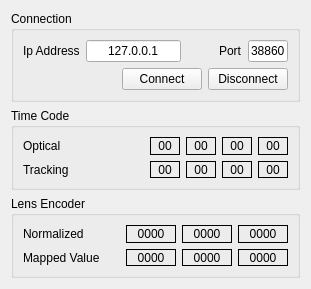
This is src/NCamWidget.ui in diegomazala/NCam as Qt 5 draws it before an edit. The edited form follows.
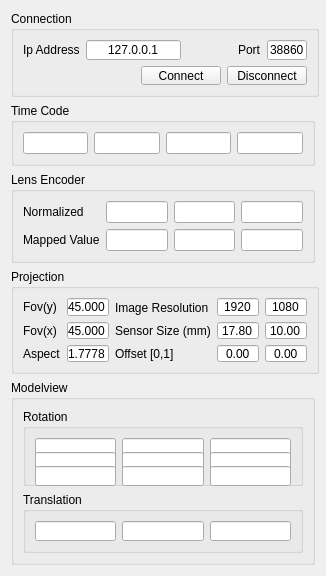
This is the edited form.

What changed in the file:
```diff
--- a/src/NCamWidget.ui
+++ b/src/NCamWidget.ui
@@ -6,22 +6,28 @@
    <rect>
     <x>0</x>
     <y>0</y>
-    <width>311</width>
-    <height>289</height>
+    <width>326</width>
+    <height>576</height>
    </rect>
   </property>
-  <property name="sizePolicy">
-   <sizepolicy hsizetype="Fixed" vsizetype="Fixed">
-    <horstretch>0</horstretch>
-    <verstretch>0</verstretch>
-   </sizepolicy>
+  <property name="minimumSize">
+   <size>
+    <width>326</width>
+    <height>576</height>
+   </size>
   </property>
   <property name="windowTitle">
    <string>NCam Client</string>
   </property>
-  <layout class="QVBoxLayout" name="verticalLayout">
+  <layout class="QVBoxLayout" name="verticalLayout_3">
    <item>
     <widget class="QGroupBox" name="connectionGroupBox">
+     <property name="minimumSize">
+      <size>
+       <width>308</width>
+       <height>86</height>
+      </size>
+     </property>
      <property name="title">
       <string>Connection</string>
      </property>
@@ -161,210 +167,18 @@
      <property name="title">
       <string>Time Code</string>
      </property>
-     <layout class="QGridLayout" name="gridLayout">
-      <item row="0" column="0">
-       <widget class="QLabel" name="opticalTimeCodeLabel">
-        <property name="frameShape">
-         <enum>QFrame::NoFrame</enum>
-        </property>
-        <property name="frameShadow">
-         <enum>QFrame::Plain</enum>
-        </property>
-        <property name="text">
-         <string>Optical</string>
-        </property>
-       </widget>
+     <layout class="QHBoxLayout" name="horizontalLayout">
+      <item>
+       <widget class="QLineEdit" name="timeCodeHourLineEdit"/>
       </item>
-      <item row="0" column="1">
-       <layout class="QHBoxLayout" name="horizontalLayout">
-        <item>
-         <widget class="QLabel" name="opticalTimeCodeHourLabel">
-          <property name="minimumSize">
-           <size>
-            <width>30</width>
-            <height>0</height>
-           </size>
-          </property>
-          <property name="frameShape">
-           <enum>QFrame::Box</enum>
-          </property>
-          <property name="frameShadow">
-           <enum>QFrame::Plain</enum>
-          </property>
-          <property name="text">
-           <string>00</string>
-          </property>
-          <property name="alignment">
-           <set>Qt::AlignCenter</set>
-          </property>
-         </widget>
-        </item>
-        <item>
-         <widget class="QLabel" name="opticalTimeCodeMinLabel">
-          <property name="minimumSize">
-           <size>
-            <width>30</width>
-            <height>0</height>
-           </size>
-          </property>
-          <property name="frameShape">
-           <enum>QFrame::Box</enum>
-          </property>
-          <property name="frameShadow">
-           <enum>QFrame::Plain</enum>
-          </property>
-          <property name="text">
-           <string>00</string>
-          </property>
-          <property name="alignment">
-           <set>Qt::AlignCenter</set>
-          </property>
-         </widget>
-        </item>
-        <item>
-         <widget class="QLabel" name="opticalTimeCodeSecLabel">
-          <property name="minimumSize">
-           <size>
-            <width>30</width>
-            <height>0</height>
-           </size>
-          </property>
-          <property name="frameShape">
-           <enum>QFrame::Box</enum>
-          </property>
-          <property name="frameShadow">
-           <enum>QFrame::Plain</enum>
-          </property>
-          <property name="text">
-           <string>00</string>
-          </property>
-          <property name="alignment">
-           <set>Qt::AlignCenter</set>
-          </property>
-         </widget>
-        </item>
-        <item>
-         <widget class="QLabel" name="opticalTimeCodeFrameLabel">
-          <property name="minimumSize">
-           <size>
-            <width>30</width>
-            <height>0</height>
-           </size>
-          </property>
-          <property name="frameShape">
-           <enum>QFrame::Box</enum>
-          </property>
-          <property name="frameShadow">
-           <enum>QFrame::Plain</enum>
-          </property>
-          <property name="text">
-           <string>00</string>
-          </property>
-          <property name="alignment">
-           <set>Qt::AlignCenter</set>
-          </property>
-         </widget>
-        </item>
-       </layout>
+      <item>
+       <widget class="QLineEdit" name="timeCodeMinLineEdit"/>
       </item>
-      <item row="1" column="0">
-       <widget class="QLabel" name="trackingTimeCodeLabel">
-        <property name="text">
-         <string>Tracking</string>
-        </property>
-       </widget>
+      <item>
+       <widget class="QLineEdit" name="timeCodeSecLineEdit"/>
       </item>
-      <item row="1" column="1">
-       <layout class="QHBoxLayout" name="trackingTimeCodeHorizontalLayout">
-        <item>
-         <widget class="QLabel" name="trackingTimeCodeHourLabel">
-          <property name="minimumSize">
-           <size>
-            <width>30</width>
-            <height>0</height>
-           </size>
-          </property>
-          <property name="frameShape">
-           <enum>QFrame::Box</enum>
-          </property>
-          <property name="frameShadow">
-           <enum>QFrame::Plain</enum>
-          </property>
-          <property name="text">
-           <string>00</string>
-          </property>
-          <property name="alignment">
-           <set>Qt::AlignCenter</set>
-          </property>
-         </widget>
-        </item>
-        <item>
-         <widget class="QLabel" name="trackingTimeCodeMinLabel">
-          <property name="minimumSize">
-           <size>
-            <width>30</width>
-            <height>0</height>
-           </size>
-          </property>
-          <property name="frameShape">
-           <enum>QFrame::Box</enum>
-          </property>
-          <property name="frameShadow">
-           <enum>QFrame::Plain</enum>
-          </property>
-          <property name="text">
-           <string>00</string>
-          </property>
-          <property name="alignment">
-           <set>Qt::AlignCenter</set>
-          </property>
-         </widget>
-        </item>
-        <item>
-         <widget class="QLabel" name="trackingTimeCodeSecLabel">
-          <property name="minimumSize">
-           <size>
-            <width>30</width>
-            <height>0</height>
-           </size>
-          </property>
-          <property name="frameShape">
-           <enum>QFrame::Box</enum>
-          </property>
-          <property name="frameShadow">
-           <enum>QFrame::Plain</enum>
-          </property>
-          <property name="text">
-           <string>00</string>
-          </property>
-          <property name="alignment">
-           <set>Qt::AlignCenter</set>
-          </property>
-         </widget>
-        </item>
-        <item>
-         <widget class="QLabel" name="trackingTimeCodeFrameLabel">
-          <property name="minimumSize">
-           <size>
-            <width>30</width>
-            <height>0</height>
-           </size>
-          </property>
-          <property name="frameShape">
-           <enum>QFrame::Box</enum>
-          </property>
-          <property name="frameShadow">
-           <enum>QFrame::Plain</enum>
-          </property>
-          <property name="text">
-           <string>00</string>
-          </property>
-          <property name="alignment">
-           <set>Qt::AlignCenter</set>
-          </property>
-         </widget>
-        </item>
-       </layout>
+      <item>
+       <widget class="QLineEdit" name="timeCodeFrameLineEdit"/>
       </item>
      </layout>
     </widget>
@@ -391,79 +205,13 @@
       <item row="0" column="1">
        <layout class="QHBoxLayout" name="lensEncoderHorizontalLayout">
         <item>
-         <widget class="QLabel" name="zoomNormalizedLabel">
-          <property name="minimumSize">
-           <size>
-            <width>50</width>
-            <height>0</height>
-           </size>
-          </property>
-          <property name="autoFillBackground">
-           <bool>false</bool>
-          </property>
-          <property name="frameShape">
-           <enum>QFrame::Box</enum>
-          </property>
-          <property name="frameShadow">
-           <enum>QFrame::Plain</enum>
-          </property>
-          <property name="text">
-           <string>0000</string>
-          </property>
-          <property name="alignment">
-           <set>Qt::AlignCenter</set>
-          </property>
-         </widget>
+         <widget class="QLineEdit" name="zoomNormalizedLineEdit"/>
         </item>
         <item>
-         <widget class="QLabel" name="focusNormalizedLabel">
-          <property name="minimumSize">
-           <size>
-            <width>50</width>
-            <height>0</height>
-           </size>
-          </property>
-          <property name="autoFillBackground">
-           <bool>false</bool>
-          </property>
-          <property name="frameShape">
-           <enum>QFrame::Box</enum>
-          </property>
-          <property name="frameShadow">
-           <enum>QFrame::Plain</enum>
-          </property>
-          <property name="text">
-           <string>0000</string>
-          </property>
-          <property name="alignment">
-           <set>Qt::AlignCenter</set>
-          </property>
-         </widget>
+         <widget class="QLineEdit" name="focusNormalizedLineEdit"/>
         </item>
         <item>
-         <widget class="QLabel" name="irisNormalizedLabel">
-          <property name="minimumSize">
-           <size>
-            <width>50</width>
-            <height>0</height>
-           </size>
-          </property>
-          <property name="autoFillBackground">
-           <bool>false</bool>
-          </property>
-          <property name="frameShape">
-           <enum>QFrame::Box</enum>
-          </property>
-          <property name="frameShadow">
-           <enum>QFrame::Plain</enum>
-          </property>
-          <property name="text">
-           <string>0000</string>
-          </property>
-          <property name="alignment">
-           <set>Qt::AlignCenter</set>
-          </property>
-         </widget>
+         <widget class="QLineEdit" name="irisNormalizedLineEdit"/>
         </item>
        </layout>
       </item>
@@ -477,85 +225,487 @@
       <item row="1" column="1">
        <layout class="QHBoxLayout" name="trackingTimeCodeHorizontalLayout_2">
         <item>
-         <widget class="QLabel" name="zoomMappedLabel">
-          <property name="minimumSize">
-           <size>
-            <width>50</width>
-            <height>0</height>
-           </size>
-          </property>
-          <property name="autoFillBackground">
-           <bool>false</bool>
-          </property>
-          <property name="frameShape">
-           <enum>QFrame::Box</enum>
-          </property>
-          <property name="frameShadow">
-           <enum>QFrame::Plain</enum>
-          </property>
-          <property name="text">
-           <string>0000</string>
-          </property>
-          <property name="alignment">
-           <set>Qt::AlignCenter</set>
-          </property>
-         </widget>
+         <widget class="QLineEdit" name="zoomMappedLineEdit"/>
         </item>
         <item>
-         <widget class="QLabel" name="focusMappedLabel">
-          <property name="minimumSize">
-           <size>
-            <width>50</width>
-            <height>0</height>
-           </size>
-          </property>
-          <property name="autoFillBackground">
-           <bool>false</bool>
-          </property>
-          <property name="frameShape">
-           <enum>QFrame::Box</enum>
-          </property>
-          <property name="frameShadow">
-           <enum>QFrame::Plain</enum>
-          </property>
-          <property name="text">
-           <string>0000</string>
-          </property>
-          <property name="alignment">
-           <set>Qt::AlignCenter</set>
-          </property>
-         </widget>
+         <widget class="QLineEdit" name="focusMappedLineEdit"/>
         </item>
         <item>
-         <widget class="QLabel" name="irisMappedLabel">
-          <property name="minimumSize">
-           <size>
-            <width>50</width>
-            <height>0</height>
-           </size>
-          </property>
-          <property name="autoFillBackground">
-           <bool>false</bool>
-          </property>
-          <property name="frameShape">
-           <enum>QFrame::Box</enum>
-          </property>
-          <property name="frameShadow">
-           <enum>QFrame::Plain</enum>
-          </property>
-          <property name="text">
-           <string>0000</string>
-          </property>
-          <property name="alignment">
-           <set>Qt::AlignCenter</set>
-          </property>
-         </widget>
+         <widget class="QLineEdit" name="irisMappedLineEdit"/>
         </item>
        </layout>
       </item>
      </layout>
     </widget>
    </item>
+   <item>
+    <widget class="QGroupBox" name="projectionGroupBox">
+     <property name="minimumSize">
+      <size>
+       <width>308</width>
+       <height>105</height>
+      </size>
+     </property>
+     <property name="title">
+      <string>Projection</string>
+     </property>
+     <layout class="QGridLayout" name="gridLayout_3">
+      <item row="0" column="0">
+       <widget class="QLabel" name="fovYLabel">
+        <property name="text">
+         <string>Fov(y)</string>
+        </property>
+       </widget>
+      </item>
+      <item row="0" column="1">
+       <widget class="QLineEdit" name="fovYLineEdit">
+        <property name="enabled">
+         <bool>true</bool>
+        </property>
+        <property name="text">
+         <string>45.000</string>
+        </property>
+        <property name="alignment">
+         <set>Qt::AlignCenter</set>
+        </property>
+        <property name="readOnly">
+         <bool>true</bool>
+        </property>
+       </widget>
+      </item>
+      <item row="0" column="2">
+       <widget class="QLabel" name="imageSizeLabel">
+        <property name="minimumSize">
+         <size>
+          <width>83</width>
+          <height>20</height>
+         </size>
+        </property>
+        <property name="text">
+         <string>Image Resolution</string>
+        </property>
+       </widget>
+      </item>
+      <item row="0" column="3">
+       <widget class="QLineEdit" name="imageWidthLineEdit">
+        <property name="enabled">
+         <bool>true</bool>
+        </property>
+        <property name="text">
+         <string>1920</string>
+        </property>
+        <property name="alignment">
+         <set>Qt::AlignCenter</set>
+        </property>
+        <property name="readOnly">
+         <bool>true</bool>
+        </property>
+       </widget>
+      </item>
+      <item row="0" column="4">
+       <widget class="QLineEdit" name="imageHeightLineEdit">
+        <property name="enabled">
+         <bool>true</bool>
+        </property>
+        <property name="text">
+         <string>1080</string>
+        </property>
+        <property name="alignment">
+         <set>Qt::AlignCenter</set>
+        </property>
+        <property name="readOnly">
+         <bool>true</bool>
+        </property>
+       </widget>
+      </item>
+      <item row="1" column="0">
+       <widget class="QLabel" name="fovXLabel">
+        <property name="text">
+         <string>Fov(x)</string>
+        </property>
+       </widget>
+      </item>
+      <item row="1" column="1">
+       <widget class="QLineEdit" name="fovXLineEdit">
+        <property name="enabled">
+         <bool>true</bool>
+        </property>
+        <property name="text">
+         <string>45.000</string>
+        </property>
+        <property name="alignment">
+         <set>Qt::AlignCenter</set>
+        </property>
+        <property name="readOnly">
+         <bool>true</bool>
+        </property>
+       </widget>
+      </item>
+      <item row="1" column="2">
+       <widget class="QLabel" name="sensorSizerLabel">
+        <property name="text">
+         <string>Sensor Size (mm)</string>
+        </property>
+       </widget>
+      </item>
+      <item row="1" column="3">
+       <widget class="QLineEdit" name="sensorWidthLineEdit">
+        <property name="enabled">
+         <bool>true</bool>
+        </property>
+        <property name="sizePolicy">
+         <sizepolicy hsizetype="Expanding" vsizetype="Fixed">
+          <horstretch>0</horstretch>
+          <verstretch>0</verstretch>
+         </sizepolicy>
+        </property>
+        <property name="text">
+         <string>17.80</string>
+        </property>
+        <property name="alignment">
+         <set>Qt::AlignCenter</set>
+        </property>
+        <property name="readOnly">
+         <bool>true</bool>
+        </property>
+       </widget>
+      </item>
+      <item row="1" column="4">
+       <widget class="QLineEdit" name="sensorHeightLineEdit">
+        <property name="enabled">
+         <bool>true</bool>
+        </property>
+        <property name="text">
+         <string>10.00</string>
+        </property>
+        <property name="alignment">
+         <set>Qt::AlignCenter</set>
+        </property>
+        <property name="readOnly">
+         <bool>true</bool>
+        </property>
+       </widget>
+      </item>
+      <item row="2" column="0">
+       <widget class="QLabel" name="aspectLabel">
+        <property name="text">
+         <string>Aspect</string>
+        </property>
+       </widget>
+      </item>
+      <item row="2" column="1">
+       <widget class="QLineEdit" name="aspectLineEdit">
+        <property name="enabled">
+         <bool>true</bool>
+        </property>
+        <property name="text">
+         <string>1.7778</string>
+        </property>
+        <property name="alignment">
+         <set>Qt::AlignCenter</set>
+        </property>
+        <property name="readOnly">
+         <bool>true</bool>
+        </property>
+       </widget>
+      </item>
+      <item row="2" column="2">
+       <widget class="QLabel" name="offsetLabel">
+        <property name="text">
+         <string>Offset [0,1]</string>
+        </property>
+       </widget>
+      </item>
+      <item row="2" column="3">
+       <widget class="QLineEdit" name="offsetXLineEdit">
+        <property name="enabled">
+         <bool>true</bool>
+        </property>
+        <property name="text">
+         <string>0.00</string>
+        </property>
+        <property name="alignment">
+         <set>Qt::AlignCenter</set>
+        </property>
+        <property name="readOnly">
+         <bool>true</bool>
+        </property>
+       </widget>
+      </item>
+      <item row="2" column="4">
+       <widget class="QLineEdit" name="offsetYLineEdit">
+        <property name="enabled">
+         <bool>true</bool>
+        </property>
+        <property name="text">
+         <string>0.00</string>
+        </property>
+        <property name="alignment">
+         <set>Qt::AlignCenter</set>
+        </property>
+        <property name="readOnly">
+         <bool>true</bool>
+        </property>
+       </widget>
+      </item>
+     </layout>
+    </widget>
+   </item>
+   <item>
+    <widget class="QGroupBox" name="modelViewGroupBox">
+     <property name="title">
+      <string>Modelview</string>
+     </property>
+     <layout class="QVBoxLayout" name="verticalLayout">
+      <item>
+       <widget class="QGroupBox" name="rotationGroupBox">
+        <property name="title">
+         <string>Rotation</string>
+        </property>
+        <layout class="QGridLayout" name="gridLayout_4">
+         <item row="0" column="0">
+          <widget class="QLineEdit" name="rot0LineEdit">
+           <property name="minimumSize">
+            <size>
+             <width>0</width>
+             <height>20</height>
+            </size>
+           </property>
+           <property name="maximumSize">
+            <size>
+             <width>16777215</width>
+             <height>20</height>
+            </size>
+           </property>
+           <property name="readOnly">
+            <bool>true</bool>
+           </property>
+          </widget>
+         </item>
+         <item row="0" column="1">
+          <widget class="QLineEdit" name="rot1LineEdit">
+           <property name="minimumSize">
+            <size>
+             <width>0</width>
+             <height>20</height>
+            </size>
+           </property>
+           <property name="maximumSize">
+            <size>
+             <width>16777215</width>
+             <height>20</height>
+            </size>
+           </property>
+           <property name="readOnly">
+            <bool>true</bool>
+           </property>
+          </widget>
+         </item>
+         <item row="0" column="2">
+          <widget class="QLineEdit" name="rot2LineEdit">
+           <property name="minimumSize">
+            <size>
+             <width>0</width>
+             <height>20</height>
+            </size>
+           </property>
+           <property name="maximumSize">
+            <size>
+             <width>16777215</width>
+             <height>20</height>
+            </size>
+           </property>
+           <property name="readOnly">
+            <bool>true</bool>
+           </property>
+          </widget>
+         </item>
+         <item row="1" column="0">
+          <widget class="QLineEdit" name="rot3LineEdit">
+           <property name="minimumSize">
+            <size>
+             <width>0</width>
+             <height>20</height>
+            </size>
+           </property>
+           <property name="maximumSize">
+            <size>
+             <width>16777215</width>
+             <height>20</height>
+            </size>
+           </property>
+           <property name="readOnly">
+            <bool>true</bool>
+           </property>
+          </widget>
+         </item>
+         <item row="1" column="1">
+          <widget class="QLineEdit" name="rot4LineEdit">
+           <property name="minimumSize">
+            <size>
+             <width>0</width>
+             <height>20</height>
+            </size>
+           </property>
+           <property name="maximumSize">
+            <size>
+             <width>16777215</width>
+             <height>20</height>
+            </size>
+           </property>
+           <property name="readOnly">
+            <bool>true</bool>
+           </property>
+          </widget>
+         </item>
+         <item row="1" column="2">
+          <widget class="QLineEdit" name="rot5LineEdit">
+           <property name="minimumSize">
+            <size>
+             <width>0</width>
+             <height>20</height>
+            </size>
+           </property>
+           <property name="maximumSize">
+            <size>
+             <width>16777215</width>
+             <height>20</height>
+            </size>
+           </property>
+           <property name="readOnly">
+            <bool>true</bool>
+           </property>
+          </widget>
+         </item>
+         <item row="2" column="0">
+          <widget class="QLineEdit" name="rot6LineEdit">
+           <property name="minimumSize">
+            <size>
+             <width>0</width>
+             <height>20</height>
+            </size>
+           </property>
+           <property name="maximumSize">
+            <size>
+             <width>16777215</width>
+             <height>20</height>
+            </size>
+           </property>
+           <property name="readOnly">
+            <bool>true</bool>
+           </property>
+          </widget>
+         </item>
+         <item row="2" column="1">
+          <widget class="QLineEdit" name="rot7LineEdit">
+           <property name="minimumSize">
+            <size>
+             <width>0</width>
+             <height>20</height>
+            </size>
+           </property>
+           <property name="maximumSize">
+            <size>
+             <width>16777215</width>
+             <height>20</height>
+            </size>
+           </property>
+           <property name="readOnly">
+            <bool>true</bool>
+           </property>
+          </widget>
+         </item>
+         <item row="2" column="2">
+          <widget class="QLineEdit" name="rot8LineEdit">
+           <property name="minimumSize">
+            <size>
+             <width>0</width>
+             <height>20</height>
+            </size>
+           </property>
+           <property name="maximumSize">
+            <size>
+             <width>16777215</width>
+             <height>20</height>
+            </size>
+           </property>
+           <property name="readOnly">
+            <bool>true</bool>
+           </property>
+          </widget>
+         </item>
+        </layout>
+       </widget>
+      </item>
+      <item>
+       <widget class="QGroupBox" name="translationGroupBox">
+        <property name="title">
+         <string>Translation</string>
+        </property>
+        <layout class="QGridLayout" name="gridLayout_5">
+         <item row="0" column="0">
+          <widget class="QLineEdit" name="trans0LineEdit">
+           <property name="minimumSize">
+            <size>
+             <width>0</width>
+             <height>20</height>
+            </size>
+           </property>
+           <property name="maximumSize">
+            <size>
+             <width>16777215</width>
+             <height>20</height>
+            </size>
+           </property>
+           <property name="readOnly">
+            <bool>true</bool>
+           </property>
+          </widget>
+         </item>
+         <item row="0" column="1">
+          <widget class="QLineEdit" name="trans1LineEdit">
+           <property name="minimumSize">
+            <size>
+             <width>0</width>
+             <height>20</height>
+            </size>
+           </property>
+           <property name="maximumSize">
+            <size>
+             <width>16777215</width>
+             <height>20</height>
+            </size>
+           </property>
+           <property name="readOnly">
+            <bool>true</bool>
+           </property>
+          </widget>
+         </item>
+         <item row="0" column="2">
+          <widget class="QLineEdit" name="trans2LineEdit">
+           <property name="minimumSize">
+            <size>
+             <width>0</width>
+             <height>20</height>
+            </size>
+           </property>
+           <property name="maximumSize">
+            <size>
+             <width>16777215</width>
+             <height>20</height>
+            </size>
+           </property>
+           <property name="readOnly">
+            <bool>true</bool>
+           </property>
+          </widget>
+         </item>
+        </layout>
+       </widget>
+      </item>
+     </layout>
+    </widget>
+   </item>
   </layout>
   <zorder>timeCodeGroupBox</zorder>
   <zorder>lensEncoderGroupBox</zorder>
```
Left out of the diff: 10 changed lines with no effect on the pictures.
